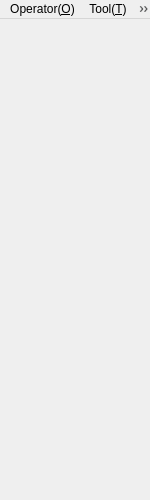
The window that MainWindow.ui (KangLin/RabbitIm) describes before a commit, drawn with Qt 5.
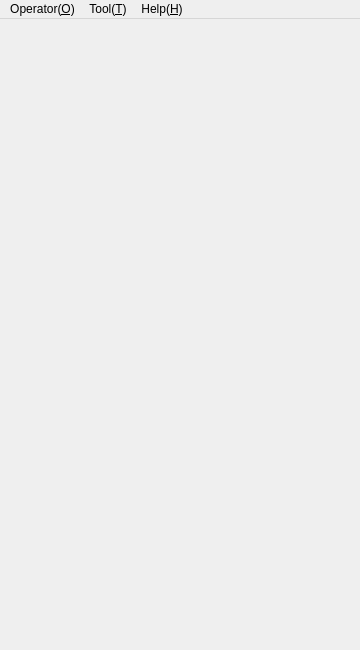
The same window after the commit.

Commit message: 1、修改程序退出功能 2、修改登录设置界面资源和翻译

What changed in the file:
```diff
--- a/MainWindow.ui
+++ b/MainWindow.ui
@@ -6,8 +6,8 @@
    <rect>
     <x>0</x>
     <y>0</y>
-    <width>150</width>
-    <height>500</height>
+    <width>360</width>
+    <height>650</height>
    </rect>
   </property>
   <property name="windowTitle">
@@ -19,7 +19,7 @@
     <rect>
      <x>0</x>
      <y>0</y>
-     <width>150</width>
+     <width>360</width>
      <height>23</height>
     </rect>
    </property>
```
The commit also changes 5 other files.
